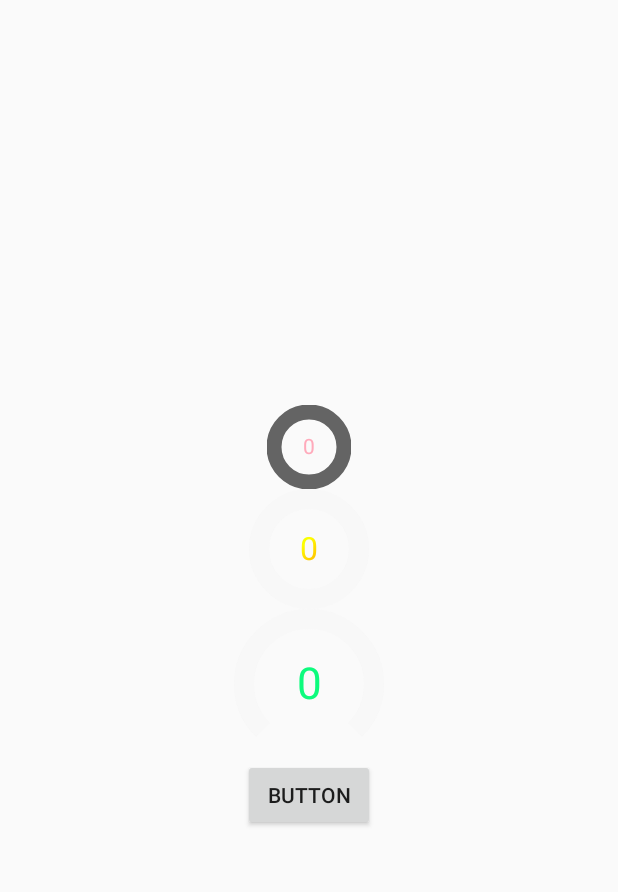
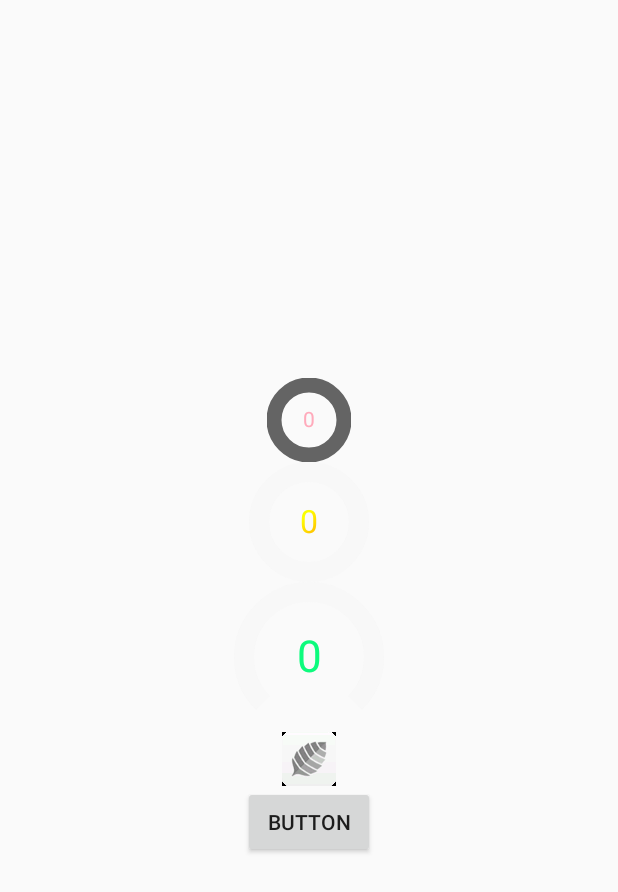
Before and after one commit to TedYin/CircleProgressBar, an Android app: the screen it shows after launch (MainActivity), on a phone screen of 412 x 824 dp. Shown: the top 892 px of the screen. Run offline under Robolectric (Android 15) with nearby library versions, the phone set to English and light mode, and no system bars; 2 statements that could not run were skipped.

Commit message:
add line progress bar

```diff
--- a/app/src/main/java/me/tedyin/circleprogressbar/MainActivity.java
+++ b/app/src/main/java/me/tedyin/circleprogressbar/MainActivity.java
@@ -7,11 +7,13 @@ import android.view.View;
 import android.widget.Toast;
 
 import me.tedyin.circleprogressbarlib.CircleProgressBar;
+import me.tedyin.circleprogressbarlib.LineProgressBar;
 
 
 public class MainActivity extends Activity {
 
     CircleProgressBar bar1, bar2, bar3;
+    LineProgressBar line1;
     static int current;
 
     @Override
@@ -21,6 +23,7 @@ public class MainActivity extends Activity {
         bar1 = (CircleProgressBar) findViewById(R.id.bar1);
         bar2 = (CircleProgressBar) findViewById(R.id.bar2);
         bar3 = (CircleProgressBar) findViewById(R.id.bar3);
+        line1 = (LineProgressBar) findViewById(R.id.line);
 
         bar2.setColorScheme(Color.GREEN, Color.YELLOW, Color.RED);
 
@@ -56,6 +59,7 @@ public class MainActivity extends Activity {
                         bar1.setProgress(current);
                         bar2.setProgress(current);
                         bar3.setProgress(current);
+                        line1.setProgress(current);
                         delay();
                     }
                 }
--- a/app/src/main/res/layout/activity_main.xml
+++ b/app/src/main/res/layout/activity_main.xml
@@ -31,6 +31,18 @@
         android:layout_height="100dp"
         android:layout_width="100dp" />
 
+    <me.tedyin.circleprogressbarlib.LineProgressBar
+        android:id="@+id/line"
+        android:layout_gravity="center"
+        android:layout_height="wrap_content"
+        android:background="@android:color/transparent"
+        app:lpbProgressImage="@mipmap/icon"
+        android:layout_width="wrap_content"
+        app:lpbImageWidth="100dp"
+        app:lpbImageHeight="100dp"
+         />
+
+
     <Button
         android:id="@+id/btn"
         android:layout_width="wrap_content"
--- /dev/null
+++ b/circleprogressbarlib/src/main/java/me/tedyin/circleprogressbarlib/LineProgressBar.java
@@ -0,0 +1,247 @@
+/*
+ * Copyright (c) 2015. TedYin
+ * Licensed under the Apache License, Version 2.0 (the "License");
+ * you may not use this file except in compliance with the License.
+ * You may obtain a copy of the License at
+ *
+ * http://www.apache.org/licenses/LICENSE-2.0
+ *
+ * Unless required by applicable law or agreed to in writing, software
+ * distributed under the License is distributed on an "AS IS" BASIS,
+ * WITHOUT WARRANTIES OR CONDITIONS OF ANY KIND, either express or implied.
+ * See the License for the specific language governing permissions and
+ * limitations under the License.
+ */
+
+package me.tedyin.circleprogressbarlib;
+
+import android.content.Context;
+import android.content.res.TypedArray;
+import android.graphics.Bitmap;
+import android.graphics.BitmapShader;
+import android.graphics.Canvas;
+import android.graphics.Color;
+import android.graphics.Paint;
+import android.graphics.Shader;
+import android.graphics.drawable.BitmapDrawable;
+import android.os.Build;
+import android.os.Looper;
+import android.util.AttributeSet;
+import android.view.View;
+
+/**
+ * 线形进度条
+ * Created by ted on 4/17/15.
+ */
+public class LineProgressBar extends View {
+
+    private static final float MAX_PROGRESS = 100f;
+
+    private int mLpbBackgroundColor = Color.BLACK;
+    private Bitmap mLpbProgressImage;
+    private int mLpbProgressColor = Color.RED;
+    private int mLpbProgressTextColor = Color.WHITE;
+    private boolean mLpbNeedShowText = true;
+    private boolean mLpbNeedAnim = false;
+    private float mLpbImageWidth = -1, mLpbImageHeight = -1;
+    private Orientation mLpbOrientation = Orientation.horizontal; // default is horizontal
+
+    private Context mContext;
+    private Paint mBackgroundPaint, mProgressPaint, mTextPaint;
+    private int mCurrentProgress = 0;
+    private int mMinWidth;
+    private int mMaxWidth;
+
+    private enum Orientation {
+        horizontal(0), vertical(1);
+        private int value;
+
+        private Orientation(int value) {
+            this.value = value;
+        }
+
+        public int getValue() {
+            return value;
+        }
+    }
+
+    public LineProgressBar(Context context) {
+        super(context);
+        mContext = context;
+        init();
+    }
+
+    public LineProgressBar(Context context, AttributeSet attrs) {
+        super(context, attrs);
+        mContext = context;
+        parseAttributes(attrs);
+        init();
+    }
+
+    private void parseAttributes(AttributeSet attrs) {
+        TypedArray a = mContext.obtainStyledAttributes(attrs, R.styleable.LineProgressBar);
+        mLpbBackgroundColor = a.getColor(R.styleable.LineProgressBar_lpbBackgroundColor, mLpbBackgroundColor);
+        mLpbProgressColor = a.getColor(R.styleable.LineProgressBar_lpbProgressColor, mLpbProgressColor);
+        mLpbProgressTextColor = a.getColor(R.styleable.LineProgressBar_lpbProgressTextColor, mLpbProgressTextColor);
+        mLpbNeedShowText = a.getBoolean(R.styleable.LineProgressBar_lpbNeedShowText, mLpbNeedShowText);
+        mLpbNeedAnim = a.getBoolean(R.styleable.LineProgressBar_lpbNeedAnim, mLpbNeedAnim);
+        mLpbImageWidth = a.getDimension(R.styleable.LineProgressBar_lpbImageWidth, mLpbImageWidth);
+        mLpbImageHeight = a.getDimension(R.styleable.LineProgressBar_lpbImageHeight, mLpbImageHeight);
+        int orientation = a.getInteger(R.styleable.LineProgressBar_lpbOrientation, Orientation.horizontal.getValue());
+        BitmapDrawable progressImage = (BitmapDrawable) a.getDrawable(R.styleable.LineProgressBar_lpbProgressImage);
+        a.recycle();
+
+        mLpbOrientation = orientation == Orientation.horizontal.getValue()
+                ? Orientation.horizontal : Orientation.vertical;
+        mLpbProgressImage = progressImage != null ? progressImage.getBitmap() : null;
+        resizeImageIfNeed();
+    }
+
+    private void init() {
+        initBackgroundPaint();
+        initProgressPaint();
+        initTextPaint();
+    }
+
+    private void initBackgroundPaint() {
+        mBackgroundPaint = new Paint();
+        mBackgroundPaint.setColor(mLpbBackgroundColor);
+        mBackgroundPaint.setAntiAlias(true);
+        mBackgroundPaint.setStyle(Paint.Style.FILL);
+        Bitmap resultBmp = getBlackWhiteBmp(mLpbProgressImage);
+        if (resultBmp != null) {
+            BitmapShader backgroundShader = new BitmapShader(resultBmp
+                    , Shader.TileMode.CLAMP, Shader.TileMode.CLAMP);
+            mBackgroundPaint.setShader(backgroundShader);
+        }
+    }
+
+    private void initProgressPaint() {
+        mProgressPaint = new Paint();
+        mProgressPaint.setAntiAlias(true);
+        mProgressPaint.setDither(true);
+        mProgressPaint.setColor(mLpbProgressColor);
+        mProgressPaint.setStyle(Paint.Style.FILL);
+        if (mLpbProgressImage != null) {
+            BitmapShader progressShader = new BitmapShader(mLpbProgressImage, Shader.TileMode.CLAMP, Shader.TileMode.CLAMP);
+            mProgressPaint.setShader(progressShader);
+        }
+    }
+
+    private void initTextPaint() {
+        mTextPaint = new Paint();
+        mTextPaint.setAntiAlias(true);
+        mTextPaint.setColor(mLpbProgressTextColor);
+    }
+
+    @Override
+    protected void onMeasure(int widthMeasureSpec, int heightMeasureSpec) {
+        super.onMeasure(widthMeasureSpec, heightMeasureSpec);
+        if (mLpbProgressImage != null) {
+            setMeasuredDimension(mLpbProgressImage.getWidth(), mLpbProgressImage.getHeight());
+        }
+    }
+
+    @Override
+    protected void onLayout(boolean changed, int left, int top, int right, int bottom) {
+        super.onLayout(changed, left, top, right, bottom);
+        if (!changed) return;
+        mMaxWidth = getWidth();
+        int height = getHeight();
+        if (mLpbProgressImage != null) {
+            mMaxWidth = Math.max(mMaxWidth, mLpbProgressImage.getWidth());
+            height = Math.max(height, mLpbProgressImage.getHeight());
+        }
+        mMinWidth = Math.min(mMaxWidth, height);
+    }
+
+    @Override
+    protected void onDraw(Canvas canvas) {
+        super.onDraw(canvas);
+        drawBackground(canvas);
+        drawLineProgress(canvas);
+        drawProgressText(canvas);
+    }
+
+    private void drawBackground(Canvas canvas) {
+        Paint paint = new Paint();
+        paint.setColor(Color.TRANSPARENT);
+        canvas.drawRect(0,0,getWidth(),getHeight(),paint);
+        canvas.drawRect(0, 0, getWidth(), getHeight(), mBackgroundPaint);
+    }
+
+    private void drawLineProgress(Canvas canvas) {
+        float rate = mCurrentProgress / MAX_PROGRESS;
+        float startX = 0;
+        float startY = mLpbOrientation == Orientation.vertical ? getHeight() : 0;
+        float stopX = mLpbOrientation == Orientation.horizontal ? getWidth() * rate : getWidth();
+        float stopY = mLpbOrientation == Orientation.vertical ? getHeight() * (1 - rate) : getHeight();
+        canvas.drawRect(startX, startY, stopX, stopY, mProgressPaint);
+    }
+
+    private void drawProgressText(Canvas canvas) {
+        if (mLpbProgressImage != null || !mLpbNeedShowText) return;
+        String text = String.valueOf(mCurrentProgress);
+        int textSize = (int) (mMinWidth / 2.5);
+        mTextPaint.setTextSize(textSize);
+        Paint.FontMetrics fm = mTextPaint.getFontMetrics();
+        float textHeight = (float) Math.ceil(fm.descent - fm.top);
+        float textWidth = mTextPaint.measureText(text);
+        float x = (mMaxWidth - textWidth) / 2;
+        float y = (mMinWidth - textHeight) / 2 + textSize;
+        canvas.drawText(text, x, y, mTextPaint);
+    }
+
+    private void resizeImageIfNeed() {
+        if (mLpbProgressImage == null || mLpbImageWidth == -1 || mLpbImageHeight == -1) return;
+        if (Build.VERSION.SDK_INT >= 19) {
+            mLpbProgressImage.setWidth((int) mLpbImageWidth);
+            mLpbProgressImage.setHeight((int) mLpbImageHeight);
+        } else {
+            mLpbProgressImage = Bitmap.createScaledBitmap(mLpbProgressImage,
+                    (int) mLpbImageWidth, (int) mLpbImageHeight, false);
+        }
+    }
+
+    private Bitmap getBlackWhiteBmp(Bitmap bmp) {
+        if (bmp == null) return null;
+        int width = bmp.getWidth(); // 获取位图的宽
+        int height = bmp.getHeight(); // 获取位图的高
+        int[] pixels = new int[width * height]; // 通过位图的大小创建像素点数组
+        bmp.getPixels(pixels, 0, width, 0, 0, width, height);
+        int alpha = 0xFF << 24;
+        for (int i = 0; i < height; i++) {
+            for (int j = 0; j < width; j++) {
+                int grey = pixels[width * i + j];
+                int red = ((grey & 0x00FF0000) >> 16);
+                int green = ((grey & 0x0000FF00) >> 8);
+                int blue = (grey & 0x000000FF);
+                grey = (int) (red * 0.3 + green * 0.59 + blue * 0.11);
+                grey = alpha | (grey << 16) | (grey << 8) | grey;
+                pixels[width * i + j] = grey;
+            }
+        }
+        Bitmap newBmp = Bitmap.createBitmap(width, height, Bitmap.Config.RGB_565);
+        newBmp.setPixels(pixels, 0, width, 0, 0, width, height);
+        return newBmp;
+    }
+
+    /**
+     * invalidate view
+     */
+    public void invalidateUi() {
+        if (Looper.getMainLooper() == Looper.myLooper()) {
+            invalidate();
+        } else {
+            postInvalidate();
+        }
+    }
+
+    public void setProgress(int progress) {
+        this.mCurrentProgress = progress > MAX_PROGRESS ? (int) MAX_PROGRESS : progress;
+        if (!mLpbNeedAnim) {
+            invalidateUi();
+        }
+    }
+
+}
--- /dev/null
+++ b/circleprogressbarlib/src/main/java/me/tedyin/circleprogressbarlib/ProgressButton.java
@@ -0,0 +1,59 @@
+/*
+ * Copyright (c) 2015. TedYin
+ * Licensed under the Apache License, Version 2.0 (the "License");
+ * you may not use this file except in compliance with the License.
+ * You may obtain a copy of the License at
+ *
+ * http://www.apache.org/licenses/LICENSE-2.0
+ *
+ * Unless required by applicable law or agreed to in writing, software
+ * distributed under the License is distributed on an "AS IS" BASIS,
+ * WITHOUT WARRANTIES OR CONDITIONS OF ANY KIND, either express or implied.
+ * See the License for the specific language governing permissions and
+ * limitations under the License.
+ */
+
+package me.tedyin.circleprogressbarlib;
+
+import android.content.Context;
+import android.content.res.TypedArray;
+import android.util.AttributeSet;
+import android.view.ViewGroup;
+
+/**
+ * 进度按钮
+ * Created by ted on 4/17/15.
+ */
+public class ProgressButton extends ViewGroup{
+
+    private Context mContext;
+
+    public ProgressButton(Context context) {
+        super(context);
+        this.mContext = context;
+        init();
+    }
+
+    public ProgressButton(Context context, AttributeSet attrs) {
+        super(context, attrs);
+        this.mContext = context;
+        parseAttributes(attrs);
+        init();
+    }
+
+    @Override
+    protected void onLayout(boolean changed, int l, int t, int r, int b) {
+
+    }
+
+    private void parseAttributes(AttributeSet attrs) {
+        TypedArray a = mContext.obtainStyledAttributes(attrs, R.styleable.CircleProgressBar);
+        a.recycle();
+    }
+
+    private void init() {
+
+    }
+
+
+}
--- a/circleprogressbarlib/src/main/res/values/attrs.xml
+++ b/circleprogressbarlib/src/main/res/values/attrs.xml
@@ -8,6 +8,21 @@
         <attr name="cpbStartAngle" format="integer" />
         <attr name="cpbNeedAnim" format="boolean" />
         <attr name="cpbNeedShowText" format="boolean" />
-        <attr name="cpbMaxAngle" format="integer"/>
+        <attr name="cpbMaxAngle" format="integer" />
+    </declare-styleable>
+
+    <declare-styleable name="LineProgressBar">
+        <attr name="lpbBackgroundColor" format="color|reference" />
+        <attr name="lpbProgressImage" format="reference" />
+        <attr name="lpbProgressColor" format="color|reference" />
+        <attr name="lpbProgressTextColor" format="color|reference" />
+        <attr name="lpbNeedShowText" format="boolean" />
+        <attr name="lpbNeedAnim" format="boolean" />
+        <attr name="lpbImageWidth" format="dimension|reference" />
+        <attr name="lpbImageHeight" format="dimension|reference" />
+        <attr name="lpbOrientation" format="enum" >
+            <enum name="horizontal" value="0"/>
+            <enum name="vertical" value="1"/>
+        </attr>
     </declare-styleable>
 </resources>
```
Also changed, not shown: app/src/main/res/drawable/bubble_someone.9.png (deleted), app/src/main/res/mipmap-xhdpi/icon.png (added).
